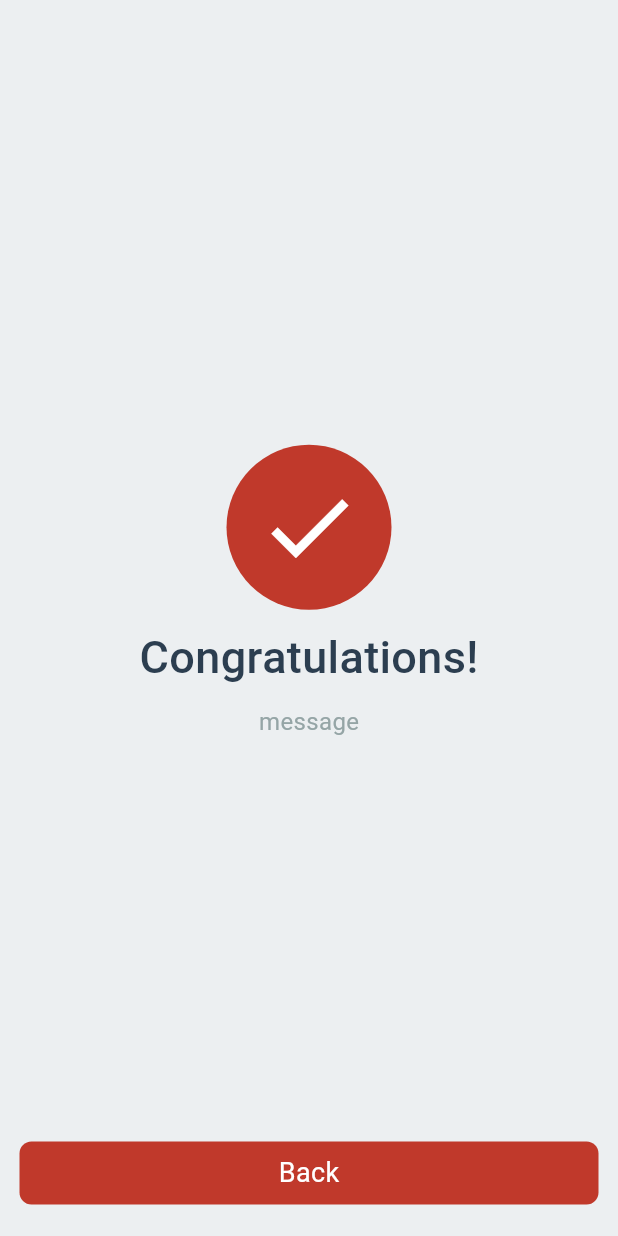
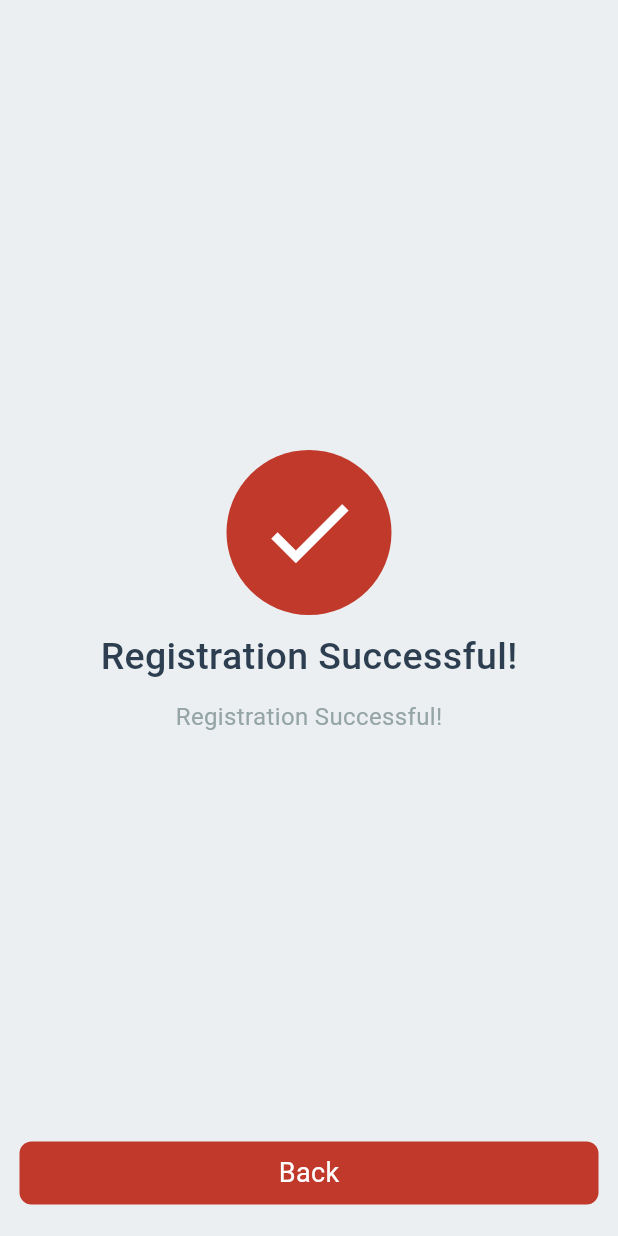
Before and after one commit to AdamNizam/Mobile-App-Kamar-Id, a Flutter app: the MessageRegisterSuccess screen opened by its route, on a phone screen of 412 x 824 dp. Run offline on Flutter 3.47's test engine with Material 3 defaults, Android fonts, the phone set to English and light mode, and no system bars; our stand-ins replace another_flushbar, bloc, custom_rating_bar, equatable, flutter_bloc, flutter_otp_text_field and 3 more; missing offline and left inert: ticket_widget; accounts and stored records are empty.

Commit message:
Update Register

```diff
--- a/lib/Models/sign_up_form_model.dart
+++ b/lib/Models/sign_up_form_model.dart
@@ -4,7 +4,7 @@ class SignUpFormModel {
   final String? phone;
   final String? email;
   final String? password;
-  final bool term;
+  final bool? term;
 
   const SignUpFormModel({
     this.firstName,
--- a/lib/Screens/Authentication/message_register_success.dart
+++ b/lib/Screens/Authentication/message_register_success.dart
@@ -1,4 +1,5 @@
 import 'package:flutter/material.dart';
+import 'package:hotelbookingapp/Models/user_model.dart';
 
 import '../../Constants/colors.dart';
 import '../../Widgets/custombtn.dart';
@@ -10,6 +11,11 @@ class MessageRegisterSuccess extends StatelessWidget {
 
   @override
   Widget build(BuildContext context) {
+    final arguments =
+        ModalRoute.of(context)!.settings.arguments as RegisterResponseResult?;
+    final String message = (arguments?.message['email'] as List?)?.first ??
+        "Registration Successful!";
+
     return Scaffold(
       body: SafeArea(
         child: Padding(
@@ -19,22 +25,22 @@ class MessageRegisterSuccess extends StatelessWidget {
             mainAxisAlignment: MainAxisAlignment.spaceBetween,
             children: [
               const Text(''),
-              const Center(
+              Center(
                 child: Column(
                   children: [
-                    CircleAvatar(
+                    const CircleAvatar(
                       radius: 55,
                       backgroundColor: AppColors.buttonColor,
                       child: Icon(Icons.check, color: Colors.white, size: 70),
                     ),
-                    Padding(
+                    const Padding(
                       padding: EdgeInsets.symmetric(vertical: 10),
                       child: Text1(
-                        text1: 'Congratulations!',
-                        size: 30,
+                        text1: 'Registration Successful!',
+                        size: 25,
                       ),
                     ),
-                    Text2(text2: 'message'),
+                    Text2(text2: message),
                   ],
                 ),
               ),
```
Also changed, not shown: lib/Screens/Authentication/register.dart (+21 -6 lines), images/no-data.png (added).
